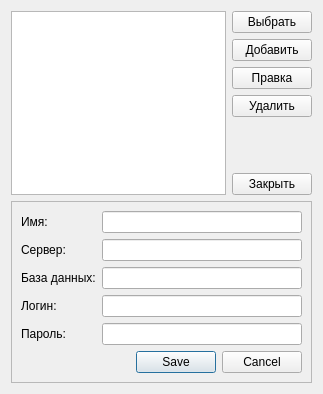
Old version of the form connectiondialog.ui in the repository rust3128/MposTools.
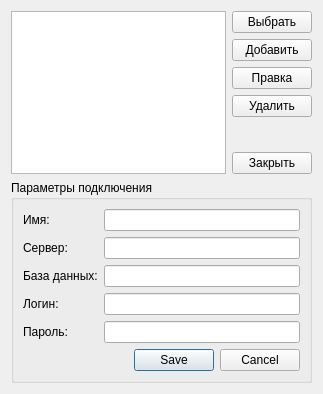
New version of the form.

Diff of the .ui file:
```diff
--- a/connectiondialog.ui
+++ b/connectiondialog.ui
@@ -70,12 +70,9 @@
     </layout>
    </item>
    <item row="1" column="0" colspan="2">
-    <widget class="QFrame" name="frame">
-     <property name="frameShape">
-      <enum>QFrame::StyledPanel</enum>
-     </property>
-     <property name="frameShadow">
-      <enum>QFrame::Raised</enum>
+    <widget class="QGroupBox" name="groupBox">
+     <property name="title">
+      <string>Параметры подключения</string>
      </property>
      <layout class="QGridLayout" name="gridLayout">
       <item row="0" column="0">
```
Left out of the diff: 2 changed lines with no effect on the pictures.
